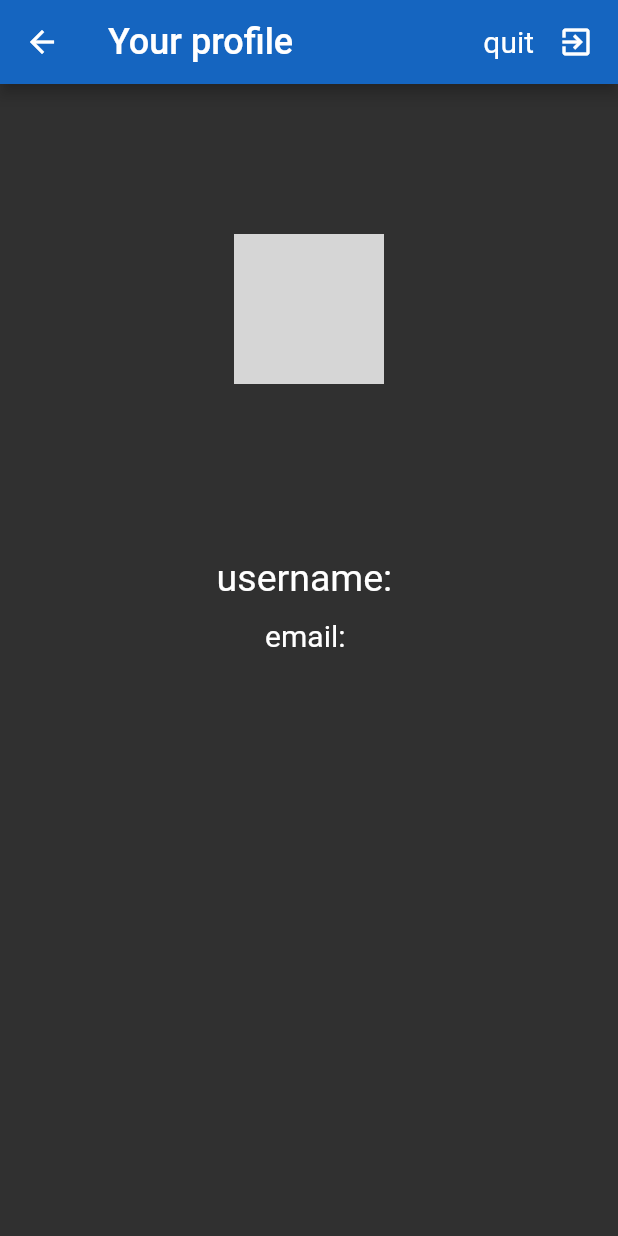
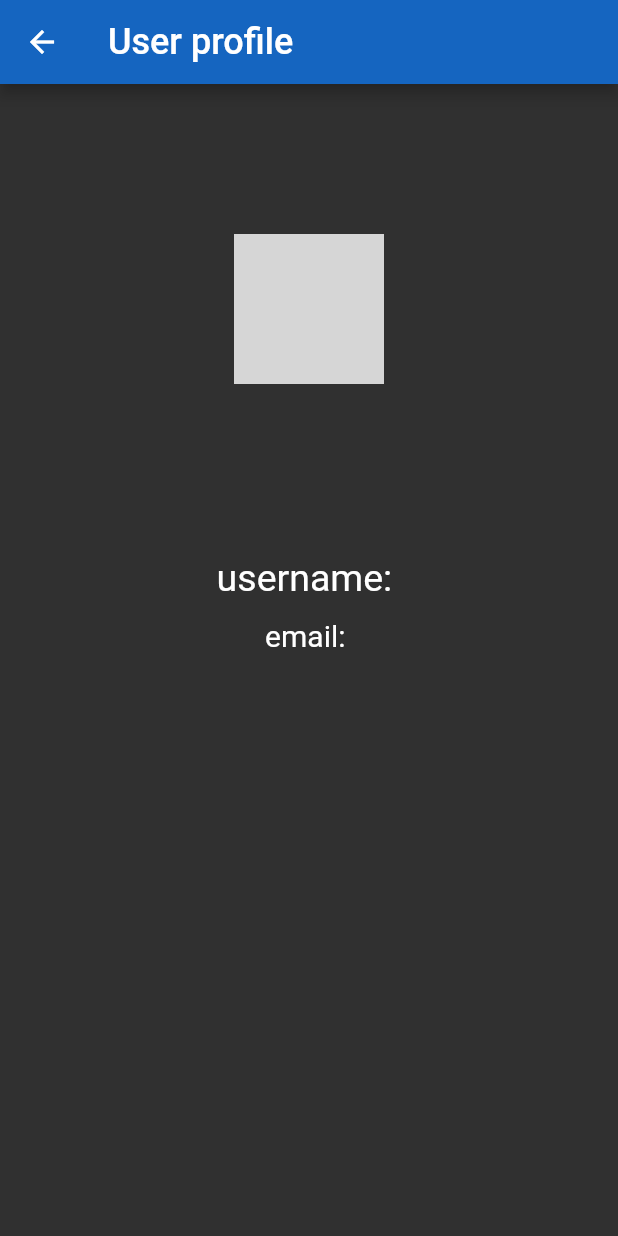
Before and after one commit to SteveChepaykin/flutter_chat_app, a Flutter app: the ProfilePage screen opened directly with empty values, on a phone screen of 412 x 824 dp. Run offline on Flutter 3.47's test engine with Material 2 defaults, Android fonts, the phone set to English and light mode, and no system bars; our stand-ins replace cloud_firestore, firebase_auth, firebase_core, firebase_messaging, flutter_local_notifications, google_sign_in and 2 more; accounts and stored records are empty; network calls fail; grey boxes are pictures that could not be loaded.

Commit message:
fouth version (with accounts)

```diff
--- a/lib/views/homepage.dart
+++ b/lib/views/homepage.dart
@@ -98,7 +98,7 @@ class _HomePageState extends State<HomePage> {
           // ),
           InkWell(
             onTap: () {
-              Navigator.push(context, MaterialPageRoute(builder: (context) => ProfilePage(myName.toString(), myUsername.toString(), myProfilePic.toString(), myEmail.toString())));
+              Navigator.push(context, MaterialPageRoute(builder: (context) => ProfilePage(myName.toString(), myUsername.toString(), myProfilePic.toString(), myEmail.toString(), true)));
             },
             child: Container(
               padding: EdgeInsets.symmetric(
--- a/lib/views/profilepage.dart
+++ b/lib/views/profilepage.dart
@@ -11,7 +11,8 @@ import 'package:random_string/random_string.dart';
 
 class ProfilePage extends StatefulWidget {
   final String myName, myUsername, myProfilepic, myEmail;
-  ProfilePage(this.myName, this.myUsername, this.myProfilepic, this.myEmail);
+  bool isMine;
+  ProfilePage(this.myName, this.myUsername, this.myProfilepic, this.myEmail, this.isMine);
   @override
   _ProfilePageState createState() => _ProfilePageState();
 }
@@ -23,7 +24,7 @@ class _ProfilePageState extends State<ProfilePage> {
       backgroundColor: Colors.grey[850],
       appBar: AppBar(
         actions: [
-          InkWell(
+          widget.isMine ? InkWell(
             onTap: () {
               AuthMethods().signOut().then((s) {
                 Navigator.pushReplacement(
@@ -42,10 +43,10 @@ class _ProfilePageState extends State<ProfilePage> {
                 ),
               ],
             ),
-          ),
+          ) : Container(),
         ],
         title: Text(
-          "Your profile",
+          widget.isMine ? "Your profile" : "User profile",
           style: TextStyle(color: Colors.white, fontSize: 24),
         ),
         backgroundColor: Colors.blue.shade800,
```
Also changed, not shown: lib/views/chatterscreen.dart (+13 -4 lines).
